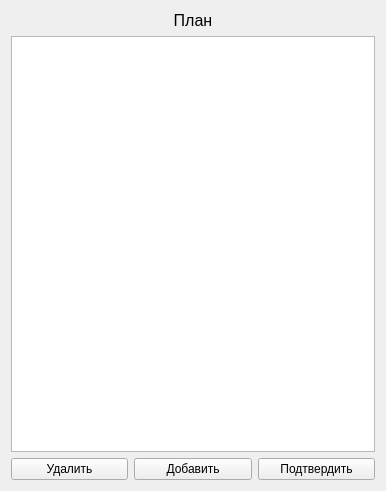
Qt form ElectronicJournal/tableplan.ui (MariyaMari/myJournal) before a commit.
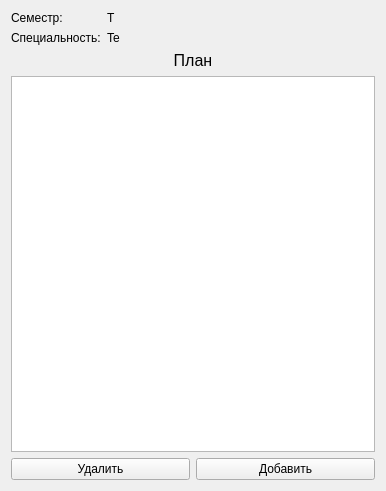
The same form after that commit.

What changed in the file:
```diff
--- a/ElectronicJournal/tableplan.ui
+++ b/ElectronicJournal/tableplan.ui
@@ -15,6 +15,40 @@
   </property>
   <layout class="QGridLayout" name="gridLayout_2">
    <item row="0" column="0">
+    <layout class="QFormLayout" name="formLayout">
+     <item row="0" column="0">
+      <widget class="QLabel" name="label_2">
+       <property name="text">
+        <string>Семестр:</string>
+       </property>
+      </widget>
+     </item>
+     <item row="1" column="0">
+      <widget class="QLabel" name="label_4">
+       <property name="text">
+        <string>Специальность:</string>
+       </property>
+      </widget>
+     </item>
+     <item row="0" column="1">
+      <widget class="QLabel" name="label_3">
+       <property name="text">
+        <string>T</string>
+       </property>
+      </widget>
+     </item>
+     <item row="1" column="1">
+      <widget class="QLabel" name="label_5">
+       <property name="text">
+        <string>Te</string>
+       </property>
+      </widget>
+     </item>
+    </layout>
+   </item>
+   <item row="1" column="0">
+    <layout class="QVBoxLayout" name="verticalLayout">
+     <item>
     <widget class="QLabel" name="label">
      <property name="font">
       <font>
@@ -29,8 +63,6 @@
      </property>
     </widget>
    </item>
-   <item row="1" column="0">
-    <layout class="QVBoxLayout" name="verticalLayout">
      <item>
       <widget class="QTableView" name="tableView"/>
      </item>
@@ -38,13 +70,6 @@
    </item>
    <item row="2" column="0">
     <layout class="QGridLayout" name="gridLayout">
-     <item row="0" column="0">
-      <widget class="QPushButton" name="pushButton">
-       <property name="text">
-        <string>Удалить</string>
-       </property>
-      </widget>
-     </item>
      <item row="0" column="1">
       <widget class="QPushButton" name="pushButton_2">
        <property name="text">
@@ -52,10 +77,10 @@
        </property>
       </widget>
      </item>
-     <item row="0" column="2">
-      <widget class="QPushButton" name="pushButton_3">
+     <item row="0" column="0">
+      <widget class="QPushButton" name="pushButton">
        <property name="text">
-        <string>Подтвердить</string>
+        <string>Удалить</string>
        </property>
       </widget>
      </item>
```
Lines whose indentation alone changed are shown as unchanged.
